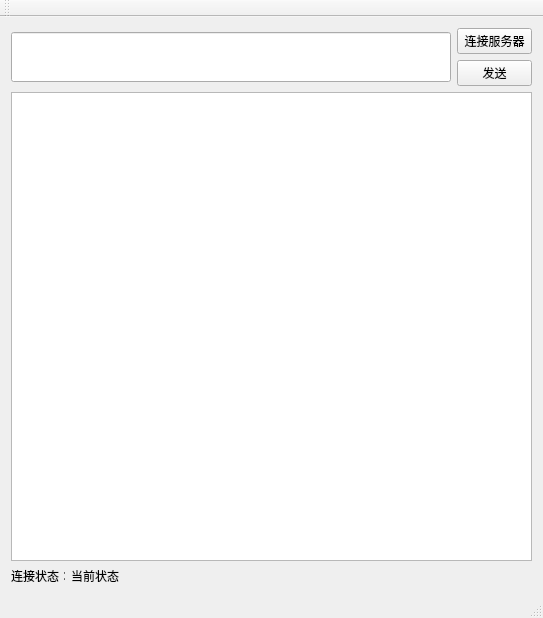
This is tcp_client/mainwindow.ui in LeatherWang/Qt_TCP as Qt 5 draws it before an edit. The edited form follows.
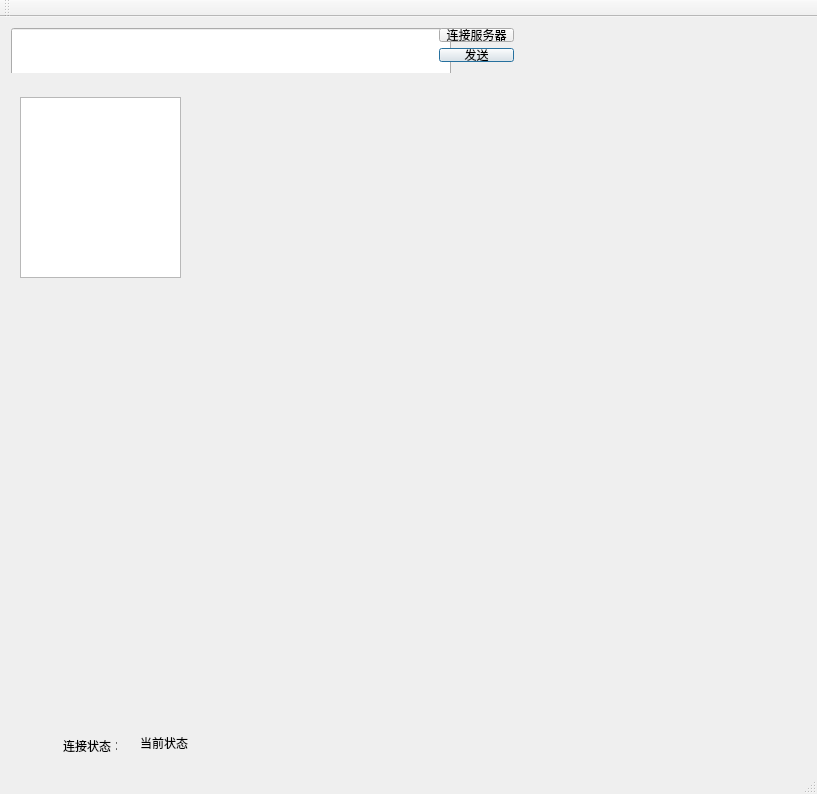
This is the edited form. Custom widgets are drawn as their Qt base class.

```diff
--- a/tcp_client/mainwindow.ui
+++ b/tcp_client/mainwindow.ui
@@ -6,16 +6,43 @@
    <rect>
     <x>0</x>
     <y>0</y>
-    <width>543</width>
-    <height>618</height>
+    <width>817</width>
+    <height>794</height>
    </rect>
   </property>
   <property name="windowTitle">
    <string>MainWindow</string>
   </property>
   <widget class="QWidget" name="centralWidget">
-   <layout class="QVBoxLayout" name="verticalLayout_2">
-    <item>
+   <widget class="QTextBrowser" name="textBrowser">
+    <property name="geometry">
+     <rect>
+      <x>20</x>
+      <y>80</y>
+      <width>161</width>
+      <height>181</height>
+     </rect>
+    </property>
+   </widget>
+   <widget class="QCustomPlot" name="customPlot" native="true">
+    <property name="geometry">
+     <rect>
+      <x>210</x>
+      <y>90</y>
+      <width>591</width>
+      <height>611</height>
+     </rect>
+    </property>
+   </widget>
+   <widget class="QWidget" name="layoutWidget">
+    <property name="geometry">
+     <rect>
+      <x>0</x>
+      <y>0</y>
+      <width>525</width>
+      <height>56</height>
+     </rect>
+    </property>
      <layout class="QHBoxLayout" name="horizontalLayout_2">
       <item>
        <widget class="QLineEdit" name="send_lineEdit">
@@ -71,38 +98,33 @@
           <property name="text">
            <string>发送</string>
           </property>
+         <property name="checkable">
+          <bool>false</bool>
+         </property>
+         <property name="autoDefault">
+          <bool>false</bool>
+         </property>
+         <property name="default">
+          <bool>true</bool>
+         </property>
+         <property name="flat">
+          <bool>false</bool>
+         </property>
          </widget>
         </item>
        </layout>
       </item>
      </layout>
-    </item>
-    <item>
-     <widget class="QTextBrowser" name="textBrowser"/>
-    </item>
-    <item>
-     <layout class="QHBoxLayout" name="horizontalLayout">
-      <item>
-       <widget class="QLabel" name="label">
-        <property name="minimumSize">
-         <size>
-          <width>54</width>
-          <height>0</height>
-         </size>
-        </property>
-        <property name="maximumSize">
-         <size>
-          <width>54</width>
-          <height>16777215</height>
-         </size>
-        </property>
-        <property name="text">
-         <string>连接状态：</string>
-        </property>
-       </widget>
-      </item>
-      <item>
+   </widget>
        <widget class="QLabel" name="messageLabel">
+    <property name="geometry">
+     <rect>
+      <x>140</x>
+      <y>720</y>
+      <width>460</width>
+      <height>12</height>
+     </rect>
+    </property>
         <property name="minimumSize">
          <size>
           <width>460</width>
@@ -119,10 +141,31 @@
          <string>当前状态</string>
         </property>
        </widget>
-      </item>
-     </layout>
-    </item>
-   </layout>
+   <widget class="QLabel" name="label">
+    <property name="geometry">
+     <rect>
+      <x>63</x>
+      <y>721</y>
+      <width>54</width>
+      <height>16</height>
+     </rect>
+    </property>
+    <property name="minimumSize">
+     <size>
+      <width>54</width>
+      <height>0</height>
+     </size>
+    </property>
+    <property name="maximumSize">
+     <size>
+      <width>54</width>
+      <height>16777215</height>
+     </size>
+    </property>
+    <property name="text">
+     <string>连接状态：</string>
+    </property>
+   </widget>
   </widget>
   <widget class="QMenuBar" name="menuBar">
    <property name="geometry">
@@ -145,6 +188,14 @@
   <widget class="QStatusBar" name="statusBar"/>
  </widget>
  <layoutdefault spacing="6" margin="11"/>
+ <customwidgets>
+  <customwidget>
+   <class>QCustomPlot</class>
+   <extends>QWidget</extends>
+   <header>../../qcustomplot.h</header>
+   <container>1</container>
+  </customwidget>
+ </customwidgets>
  <resources/>
  <connections/>
 </ui>
```
Left out of the diff: 2 changed lines with no effect on the pictures. Lines whose indentation alone changed are shown as unchanged.
